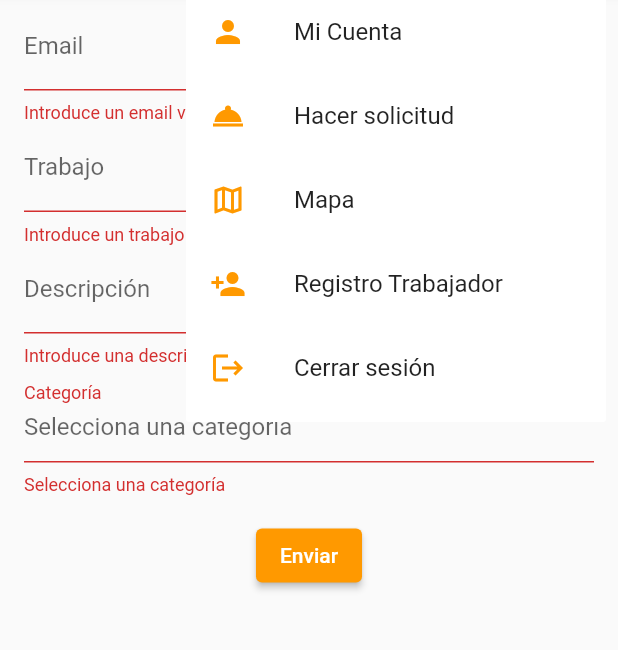
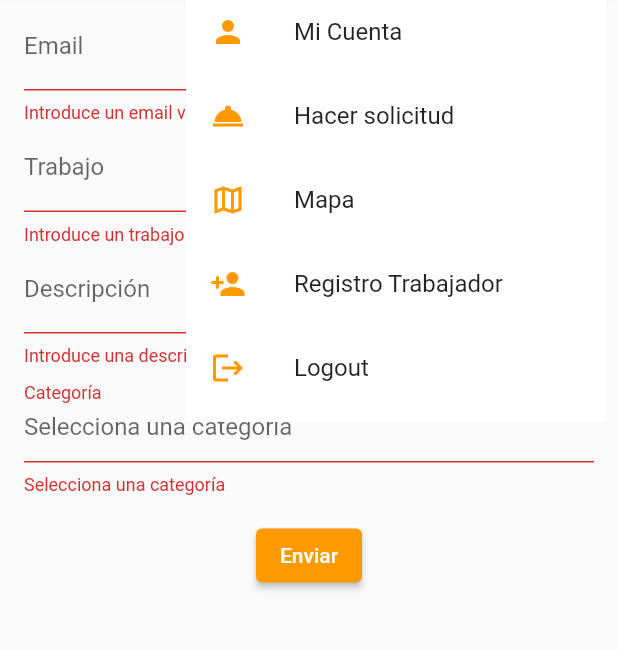
Before and after one commit to OmarNova/ServiceApp, a Flutter app: the SocioScreen screen opened directly, after a tap on "Enviar", after a tap on the "menu" icon, on a phone screen of 412 x 824 dp, the part 106-756 px from its top. Run offline on Flutter 3.47's test engine with Material 2 defaults, Android fonts, the phone set to English and light mode, and no system bars; our stand-ins replace google_maps_flutter, jwt_decoder, shared_preferences; accounts and stored records are empty; network calls fail.

Commit message:
Revert "Fix."
This reverts commit 2e107fbbc14ea2745c7780e8872352ade99bdb41.

```diff
--- a/service_app/lib/customwidgets/custom_appbar.dart
+++ b/service_app/lib/customwidgets/custom_appbar.dart
@@ -107,7 +107,7 @@ class _CustomDropdownState extends State<CustomDropdown> {
           value: 'Logout',
           child: ListTile(
             leading: Icon(Icons.logout, color: Color.fromRGBO(255, 153, 0, 1)),
-            title: Text('Cerrar sesión'),
+            title: Text('Logout'),
           ),
         ),
       ],
--- a/service_app/lib/main.dart
+++ b/service_app/lib/main.dart
@@ -10,7 +10,7 @@ class MyApp extends StatelessWidget {
   @override
   Widget build(BuildContext context) {
     return MaterialApp(
-      title: 'Login',
+      title: 'Login Demo',
       theme: ThemeData(
         primarySwatch: Colors.blue,
         visualDensity: VisualDensity.adaptivePlatformDensity,
```
